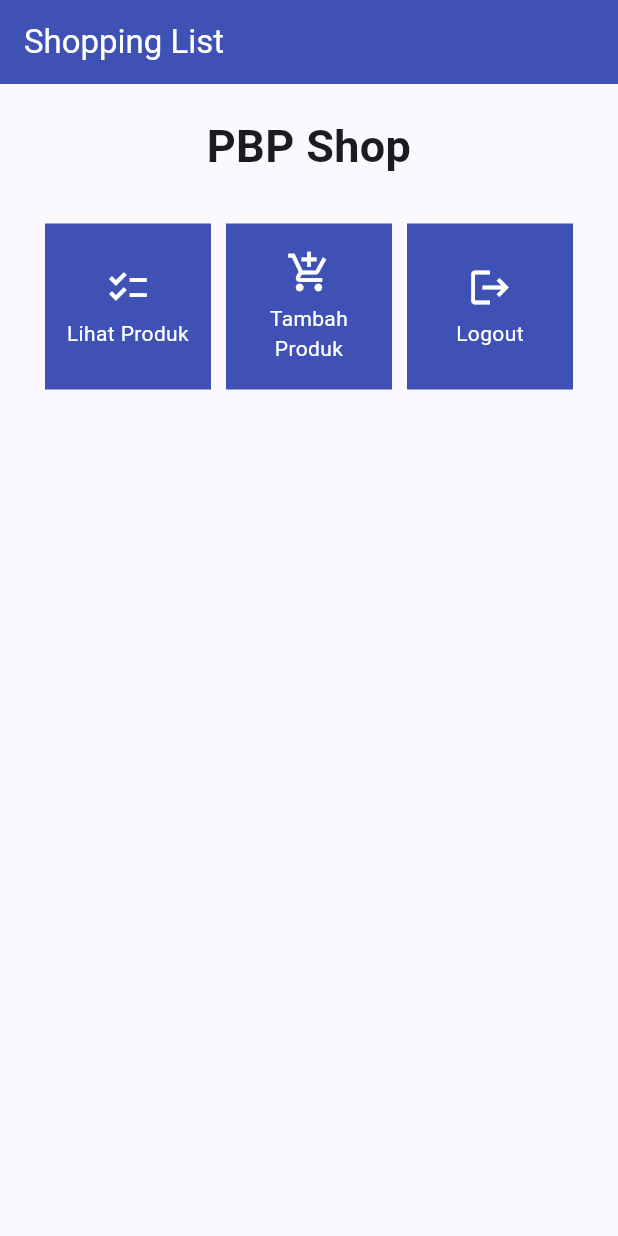
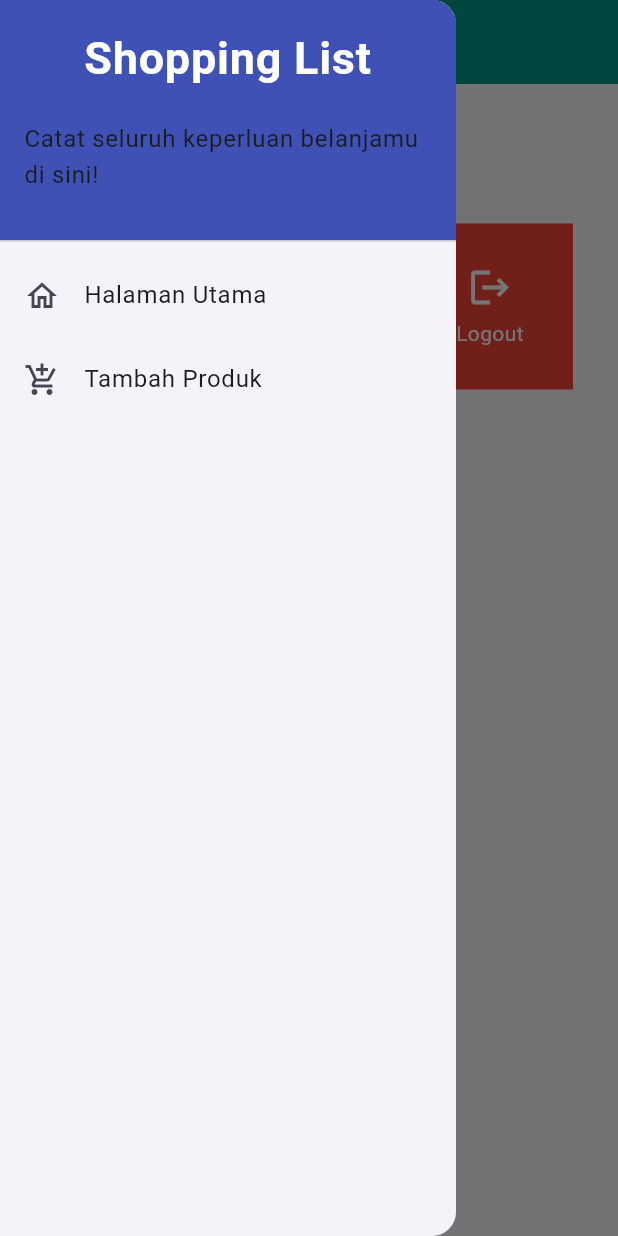
Before and after one commit to yoshelinn/shopping-list-mobile, a Flutter app: the screen it shows after launch, with the side drawer open (before the commit the screen has no drawer), on a phone screen of 412 x 824 dp. Run offline on Flutter 3.47's test engine with Material 2 defaults, Android fonts, the phone set to English and light mode, and no system bars.

Commit message:
Unfinished tutorial 7

```diff
--- a/lib/main.dart
+++ b/lib/main.dart
@@ -12,26 +12,13 @@ class MyApp extends StatelessWidget {
   @override
   Widget build(BuildContext context) {
     return MaterialApp(
-      title: 'Flutter Demo',
+      title: 'Yosheluxe',
       theme: ThemeData(
-        // This is the theme of your application.
-        //
-        // TRY THIS: Try running your application with "flutter run". You'll see
-        // the application has a blue toolbar. Then, without quitting the app,
-        // try changing the seedColor in the colorScheme below to Colors.green
-        // and then invoke "hot reload" (save your changes or press the "hot
-        // reload" button in a Flutter-supported IDE, or press "r" if you used
-        // the command line to start the app).
-        //
-        // Notice that the counter didn't reset back to zero; the application
-        // state is not lost during the reload. To reset the state, use hot
-        // restart instead.
-        //
-        // This works for code too, not just values: Most code changes can be
-        // tested with just a hot reload.
+
         colorScheme: ColorScheme.fromSeed(seedColor: Colors.indigo),
         useMaterial3: true,
       ),
+
       home: MyHomePage(),
     );
   }
--- a/lib/menu.dart
+++ b/lib/menu.dart
@@ -1,32 +1,27 @@
 import 'package:flutter/material.dart';
+import 'package:shopping_list/widgets/left_drawer.dart';
 
 class MyHomePage extends StatelessWidget {
   MyHomePage({Key? key}) : super(key: key);
-
   final List<ShopItem> items = [
-    ShopItem("Lihat Produk", Icons.checklist),
-    ShopItem("Tambah Produk", Icons.add_shopping_cart),
-    ShopItem("Logout", Icons.logout),
+    ShopItem("Lihat Produk", Icons.checklist, Colors.blue),
+    ShopItem("Tambah Produk", Icons.add_shopping_cart, Colors.green),
+    ShopItem("Logout", Icons.logout, Colors.red),
   ];
 
-  // This widget is the home page of your application. It is stateful, meaning
-  // that it has a State object (defined below) that contains fields that affect
-  // how it looks.
 
-  // This class is the configuration for the state. It holds the values (in this
-  // case the title) provided by the parent (in this case the App widget) and
-  // used by the build method of the State. Fields in a Widget subclass are
-  // always marked "final".
   @override
   Widget build(BuildContext context) {
     return Scaffold(
       appBar: AppBar(
-        backgroundColor : Colors.indigo,
         title: const Text(
           'Shopping List',
           style: TextStyle(color: Colors.white),
         ),
-      ),
+        backgroundColor: Colors.teal,
+        foregroundColor: Colors.white,
+        ),
+      drawer: const LeftDrawer(),
       body: SingleChildScrollView(
         // Widget wrapper yang dapat discroll
         child: Padding(
@@ -71,8 +66,9 @@ class MyHomePage extends StatelessWidget {
 class ShopItem {
   final String name;
   final IconData icon;
+  final Color color;
 
-  ShopItem(this.name, this.icon);
+  ShopItem(this.name, this.icon, this.color);
 }
 
 class ShopCard extends StatelessWidget {
@@ -83,15 +79,13 @@ class ShopCard extends StatelessWidget {
   @override
   Widget build(BuildContext context) {
     return Material(
-      color: Colors.indigo,
+      color: item.color, // Use the color property
       child: InkWell(
-        // Area responsive terhadap sentuhan
         onTap: () {
-          // Memunculkan SnackBar ketika diklik
           ScaffoldMessenger.of(context)
             ..hideCurrentSnackBar()
             ..showSnackBar(SnackBar(
-                content: Text("Kamu telah menekan tombol ${item.name}!")));
+                content: Text("${item.name} Successfully!")));
         },
         child: Container(
           // Container untuk menyimpan Icon dan Text
--- /dev/null
+++ b/lib/widgets/left_drawer.dart
@@ -0,0 +1,61 @@
+import 'package:flutter/material.dart';
+import 'package:shopping_list/menu.dart';
+
+class LeftDrawer extends StatelessWidget {
+  const LeftDrawer({super.key});
+
+  @override
+  Widget build(BuildContext context) {
+    return Drawer(
+      child: ListView(
+        children: [
+          const DrawerHeader(
+            decoration: BoxDecoration(
+              color: Colors.indigo,
+            ),
+            child: Column(
+              children: [
+                Text(
+                  'Shopping List',
+                  textAlign: TextAlign.center,
+                  style: TextStyle(
+                    fontSize: 30,
+                    fontWeight: FontWeight.bold,
+                    color: Colors.white,
+                  ),
+                ),
+                Padding(padding: EdgeInsets.all(10)),
+                Text("Catat seluruh keperluan belanjamu di sini!",
+                    // TODO: Tambahkan gaya teks dengan center alignment, font ukuran 15, warna putih, dan weight biasa
+                    ),
+              ],
+            ),
+          ),
+          ListTile(
+            leading: const Icon(Icons.home_outlined),
+            title: const Text('Halaman Utama'),
+            // Bagian redirection ke MyHomePage
+            onTap: () {
+              Navigator.pushReplacement(
+                  context,
+                  MaterialPageRoute(
+                    builder: (context) => MyHomePage(),
+                  ));
+            },
+          ),
+          ListTile(
+            leading: const Icon(Icons.add_shopping_cart),
+            title: const Text('Tambah Produk'),
+            // Bagian redirection ke ShopFormPage
+            onTap: () {
+              /*
+              TODO: Buatlah routing ke ShopFormPage di sini,
+              setelah halaman ShopFormPage sudah dibuat.
+              */
+            },
+          ),
+        ],
+      ),
+    );
+  }
+}
```
Also changed, not shown: lib/shoplist_form.dart (added, +137 -0 lines).
